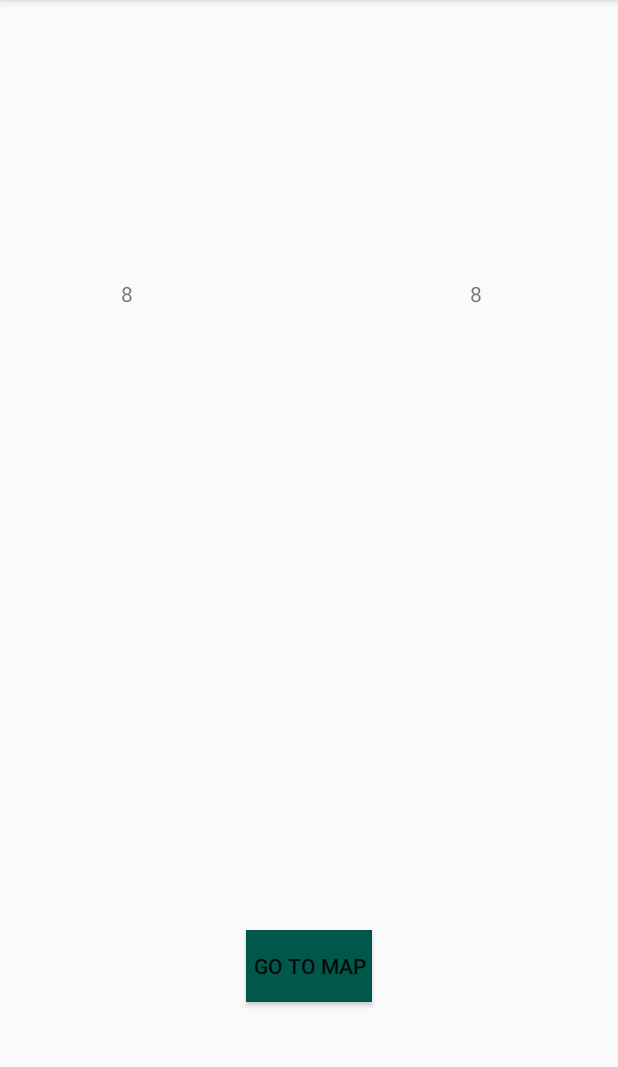
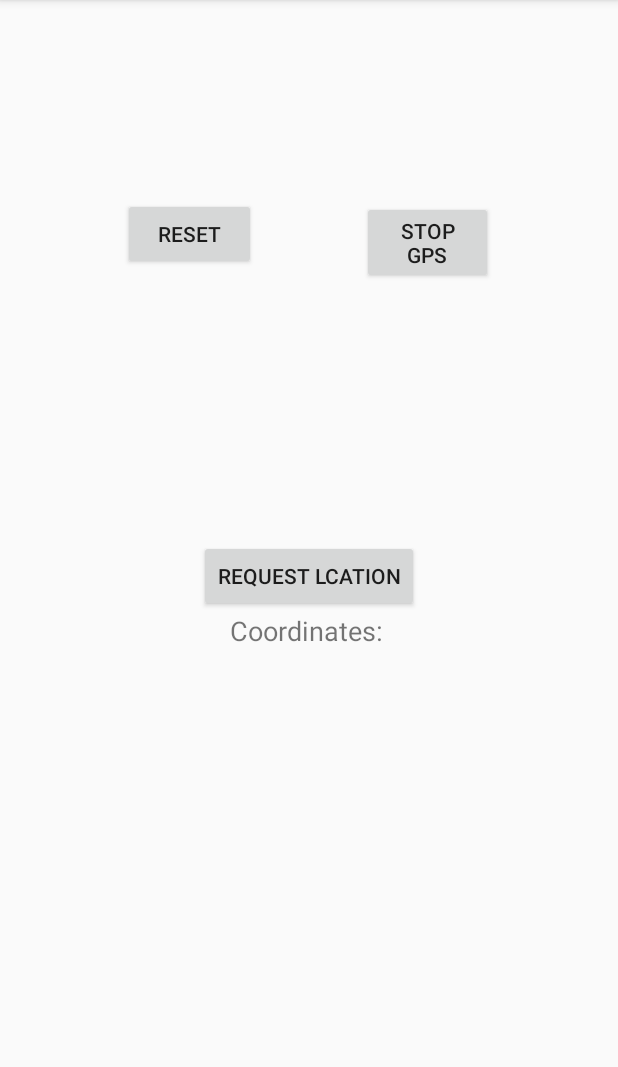
Before and after one commit to TheSoftwareFactory/base-station-game, an Android app: the screen it shows after launch (MainActivity), on a phone screen of 412 x 824 dp, the part 84-1151 px from its top. Run offline under Robolectric (Android 15) with nearby library versions, the phone set to English and light mode, and no system bars.

Commit message:
Adding coordinates + New UI

```diff
--- a/app/src/main/AndroidManifest.xml
+++ b/app/src/main/AndroidManifest.xml
@@ -6,6 +6,7 @@
     <uses-permission android:name="android.permission.INTERNET" />
     <uses-permission android:name="android.permission.ACCESS_NETWORK_STATE" />
     <uses-permission android:name="android.permission.WRITE_EXTERNAL_STORAGE" />
+    <uses-permission android:name="android.permission.ACCESS_COARSE_LOCATION" />
 
     <application
         android:allowBackup="true"
--- a/app/src/main/java/com/example/base_station_game/MainActivity.java
+++ b/app/src/main/java/com/example/base_station_game/MainActivity.java
@@ -1,10 +1,20 @@
 package com.example.base_station_game;
 
+import android.Manifest;
 import android.content.Intent;
+import android.content.pm.PackageManager;
+import android.location.Location;
+import android.location.LocationListener;
+import android.location.LocationManager;
+import android.os.Build;
+import android.provider.Settings;
+import android.support.annotation.Nullable;
+import android.support.v4.app.ActivityCompat;
 import android.support.v7.app.AppCompatActivity;
 import android.os.Bundle;
 import android.os.Handler;
 import android.view.View;
+import android.widget.Button;
 import android.widget.TextView;
 import android.util.Log;
 
@@ -12,14 +22,14 @@ public class MainActivity extends AppCompatActivity {
 
     private static final String LOG_TAG =
         MainActivity.class.getSimpleName();
-    TextView tv1;
-    TextView tv2;
-    int counter=0;
-    Handler handler = new Handler();
-    int millisecondsOfDelay = 1000;
-    int timesToReapeat = 100;
+    //TextView tv1;
+    //TextView tv2;
+    //int counter=0;
+    //Handler handler = new Handler();
+    //int millisecondsOfDelay = 1000;
+    // timesToReapeat = 100;
 
-    @Override
+    /*
     protected void onCreate(Bundle savedInstanceState) {
         super.onCreate(savedInstanceState);
         setContentView(R.layout.activity_main);
@@ -27,7 +37,6 @@ public class MainActivity extends AppCompatActivity {
         tv2 = (TextView)findViewById(R.id.textViewDOWN);
 
         handler.postDelayed(new Runnable() {
-            @Override
             public void run() {
                 counter++;
                 tv1.setText(""+counter);
@@ -38,12 +47,74 @@ public class MainActivity extends AppCompatActivity {
             }
         }, millisecondsOfDelay);
     }
+    */
+    private Button b;
+    private TextView t;
+    private LocationManager locationManager;
+    private LocationListener listener;
 
-    @Override
-    protected void onStart() {
-        super.onStart();
-        //tv1.setText("Hello1");
-        //tv2.setText("Hello2");
+
+    protected void onCreate(@Nullable Bundle savedInstanceState) {
+        super.onCreate(savedInstanceState);
+
+        setContentView(R.layout.activity_main);
+
+        t = (TextView) findViewById(R.id.textView);
+        b = (Button) findViewById(R.id.button);
+
+        locationManager = (LocationManager) getSystemService(LOCATION_SERVICE);
+
+
+        listener = new LocationListener() {
+            public void onLocationChanged(Location location) {
+                t.append("\n " + location.getLongitude() + " " + location.getLatitude());
+            }
+
+            public void onStatusChanged(String s, int i, Bundle bundle) {
+
+            }
+
+            public void onProviderEnabled(String s) {
+
+            }
+
+            public void onProviderDisabled(String s) {
+
+                Intent i = new Intent(Settings.ACTION_LOCATION_SOURCE_SETTINGS);
+                startActivity(i);
+            }
+        };
+
+    }
+
+
+    public void sendMessage(View view) {
+        //check weather gps is enabled
+        if (ActivityCompat.checkSelfPermission(this, Manifest.permission.ACCESS_FINE_LOCATION) != PackageManager.PERMISSION_GRANTED && ActivityCompat.checkSelfPermission(this, Manifest.permission.ACCESS_COARSE_LOCATION) != PackageManager.PERMISSION_GRANTED) {
+            if (Build.VERSION.SDK_INT >= Build.VERSION_CODES.M) {
+                requestPermissions(new String[]{Manifest.permission.ACCESS_COARSE_LOCATION,Manifest.permission.ACCESS_FINE_LOCATION,Manifest.permission.INTERNET}
+                        ,10);
+            }
+            t.setText("error");
+            return;
+        }
+
+        switch (view.getId())
+        {
+            case R.id.button: {t.setText("asdfghjkl");  locationManager.requestLocationUpdates("gps", 5000, 0, listener); break;}
+            case R.id.reset: t.setText(""); break;
+            case R.id.stop_gps:  {t.append("GPS STOPPED");  onPause(); break;}
+        }
+    }
+
+    //stop gps
+    protected void onPause() {
+        super.onPause();
+        //check gps permissions
+        if (ActivityCompat.checkSelfPermission(this, Manifest.permission.ACCESS_FINE_LOCATION) != PackageManager.PERMISSION_GRANTED && ActivityCompat.checkSelfPermission(this, Manifest.permission.ACCESS_COARSE_LOCATION) != PackageManager.PERMISSION_GRANTED) {
+            return;
+        }
+        locationManager.removeUpdates(listener);
     }
 
 
--- a/app/src/main/res/layout/activity_main.xml
+++ b/app/src/main/res/layout/activity_main.xml
@@ -1,48 +1,93 @@
 <?xml version="1.0" encoding="utf-8"?>
-<android.support.constraint.ConstraintLayout xmlns:android="http://schemas.android.com/apk/res/android"
-    xmlns:app="http://schemas.android.com/apk/res-auto"
+<RelativeLayout xmlns:android="http://schemas.android.com/apk/res/android"
     xmlns:tools="http://schemas.android.com/tools"
     android:layout_width="match_parent"
     android:layout_height="match_parent"
-    tools:context=".MainActivity">
+    tools:context="testing.gps_location.MainActivity">
 
-    <TextView
-        android:id="@+id/textViewUP"
-        android:layout_width="wrap_content"
+    <ScrollView
+        android:layout_width="match_parent"
         android:layout_height="wrap_content"
-        android:text="Hello World!"
-        app:layout_constraintBottom_toBottomOf="parent"
-        app:layout_constraintHorizontal_bias="0.2"
-        app:layout_constraintLeft_toLeftOf="parent"
-        app:layout_constraintRight_toRightOf="parent"
-        app:layout_constraintTop_toTopOf="parent"
-        app:layout_constraintVertical_bias="0.248" />
+        android:layout_below="@+id/button"
+        android:layout_alignParentRight="true"
+        android:layout_alignParentEnd="true">
 
-    <TextView
-        android:id="@+id/textViewDOWN"
-        android:layout_width="wrap_content"
-        android:layout_height="wrap_content"
-        android:text="Hello World!"
-        app:layout_constraintBottom_toBottomOf="parent"
-        app:layout_constraintHorizontal_bias="0.775"
-        app:layout_constraintLeft_toLeftOf="parent"
-        app:layout_constraintRight_toRightOf="parent"
-        app:layout_constraintTop_toTopOf="parent"
-        app:layout_constraintVertical_bias="0.248" />
+        <TextView
+            android:id="@+id/textView"
+            android:layout_width="match_parent"
+            android:layout_height="wrap_content"
+            android:layout_below="@+id/button"
+            android:layout_alignParentStart="true"
+            android:layout_alignParentLeft="true"
+            android:gravity="center"
+            android:text="Coordinates: "
+            android:textSize="18sp" />
+    </ScrollView>
+
 
     <Button
         android:id="@+id/button"
+        android:layout_width="wrap_content"
+        android:layout_height="wrap_content"
+        android:layout_centerHorizontal="true"
+        android:layout_centerVertical="true"
+        android:onClick="sendMessage"
+        android:text="Request Lcation" />
+
+    <Button
+        android:id="@+id/reset"
+        android:layout_width="wrap_content"
+        android:layout_height="wrap_content"
+        android:layout_alignParentStart="true"
+        android:layout_alignParentLeft="true"
+        android:layout_alignParentTop="true"
+        android:layout_alignParentEnd="true"
+        android:layout_alignParentRight="true"
+        android:layout_marginStart="82dp"
+        android:layout_marginLeft="82dp"
+        android:layout_marginTop="132dp"
+        android:layout_marginEnd="241dp"
+        android:layout_marginRight="241dp"
+        android:onClick="sendMessage"
+        android:text="reset" />
+
+    <Button
+        android:id="@+id/stop_gps"
+        android:layout_width="wrap_content"
+        android:layout_height="wrap_content"
+        android:layout_alignParentStart="true"
+        android:layout_alignParentLeft="true"
+        android:layout_alignParentTop="true"
+        android:layout_alignParentEnd="true"
+        android:layout_alignParentRight="true"
+        android:layout_marginStart="241dp"
+        android:layout_marginLeft="241dp"
+        android:layout_marginTop="134dp"
+        android:layout_marginEnd="83dp"
+        android:layout_marginRight="83dp"
+        android:onClick="sendMessage"
+        android:text="stop gps" />
+
+</RelativeLayout>
+    <!--
+    <Button
+        android:id="@+id/buttonMAP"
         style="@style/Widget.AppCompat.Button"
         android:layout_width="84dp"
         android:layout_height="wrap_content"
-        android:layout_marginEnd="164dp"
-        android:layout_marginRight="164dp"
-        android:layout_marginBottom="100dp"
+        android:layout_alignParentStart="true"
+        android:layout_alignParentLeft="true"
+        android:layout_alignParentTop="true"
+        android:layout_alignParentEnd="true"
+        android:layout_alignParentRight="true"
+        android:layout_alignParentBottom="true"
+        android:layout_marginStart="165dp"
+        android:layout_marginLeft="165dp"
+        android:layout_marginTop="243dp"
+        android:layout_marginEnd="162dp"
+        android:layout_marginRight="162dp"
+        android:layout_marginBottom="440dp"
         android:background="@color/colorPrimaryDark"
         android:onClick="launchSecondActivity"
-        android:text="Go to map"
-        app:layout_constraintBottom_toBottomOf="parent"
-        app:layout_constraintEnd_toEndOf="parent" />
-
-
-</android.support.constraint.ConstraintLayout>
+        android:text="Go to map" />
+-->
```
